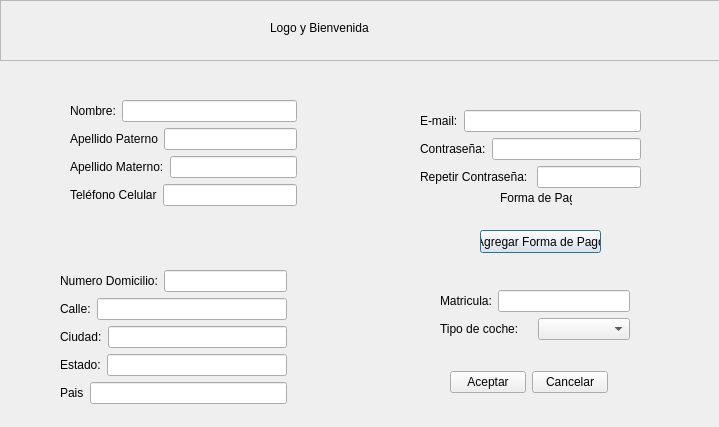
First picture: the form in ParkingLotSystem1.0/registar_clienteb.ui, repository Jheb1024/Park_lot_System, before the edit.
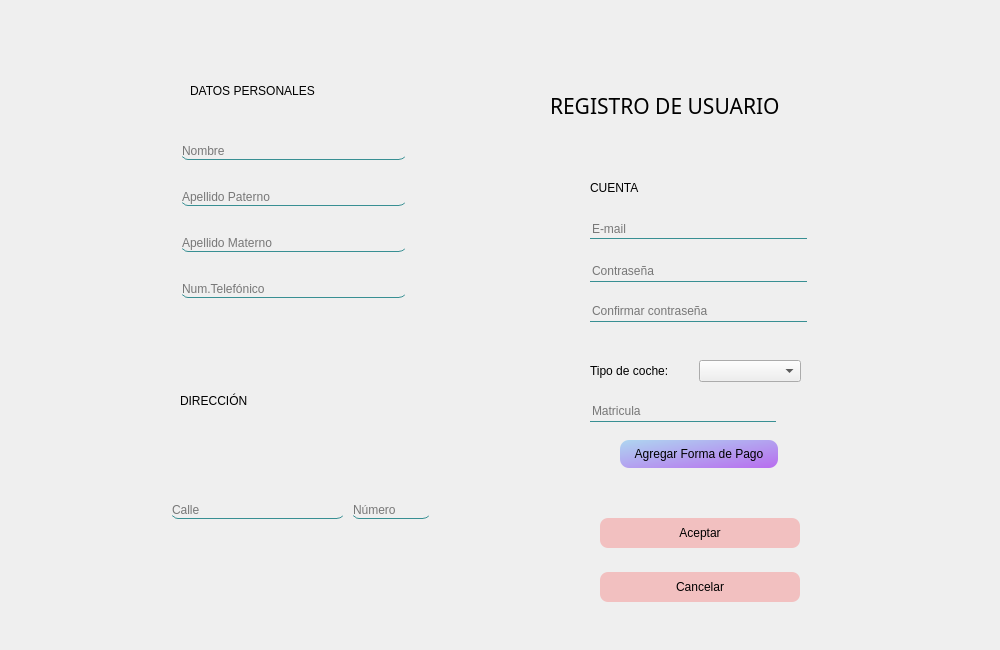
Second picture: the form after the edit. Icons and pictures are not drawn.

Commit message: Proyecto corregido version 1.2 plus base datos

```diff
--- a/ParkingLotSystem1.0/registar_clienteb.ui
+++ b/ParkingLotSystem1.0/registar_clienteb.ui
@@ -6,8 +6,8 @@
    <rect>
     <x>0</x>
     <y>0</y>
-    <width>719</width>
-    <height>427</height>
+    <width>1000</width>
+    <height>650</height>
    </rect>
   </property>
   <property name="minimumSize">
@@ -18,8 +18,8 @@
   </property>
   <property name="maximumSize">
    <size>
-    <width>800</width>
-    <height>500</height>
+    <width>1000</width>
+    <height>650</height>
    </size>
   </property>
   <property name="windowTitle">
@@ -29,325 +29,345 @@
    <iconset>
     <normaloff>icono.png</normaloff>icono.png</iconset>
   </property>
-  <widget class="QFrame" name="frame">
+  <property name="styleSheet">
+   <string notr="true">#Registar_ClienteB{
+	border-image: url(:/Img/F4.png);
+}</string>
+  </property>
+  <widget class="QWidget" name="widget" native="true">
    <property name="geometry">
     <rect>
-     <x>0</x>
-     <y>0</y>
-     <width>721</width>
-     <height>61</height>
+     <x>160</x>
+     <y>70</y>
+     <width>280</width>
+     <height>300</height>
     </rect>
    </property>
-   <property name="frameShape">
-    <enum>QFrame::StyledPanel</enum>
+   <property name="styleSheet">
+    <string notr="true">QWidget{
+background-image: url(:/Img/F1.jfif);
+border-radius: 8px;
+}
+
+QLineEdit{
+background-color:transparent;
+border:none;
+border-bottom: 1px solid;
+border-color: rgb(56, 143, 147);}</string>
    </property>
-   <property name="frameShadow">
-    <enum>QFrame::Raised</enum>
+   <widget class="QLabel" name="label_2">
+    <property name="geometry">
+     <rect>
+      <x>30</x>
+      <y>10</y>
+      <width>131</width>
+      <height>21</height>
+     </rect>
+    </property>
+    <property name="text">
+     <string>DATOS PERSONALES</string>
+    </property>
+   </widget>
+   <widget class="QWidget" name="layoutWidget">
+    <property name="geometry">
+     <rect>
+      <x>20</x>
+      <y>50</y>
+      <width>227</width>
+      <height>201</height>
+     </rect>
+    </property>
+    <layout class="QVBoxLayout" name="verticalLayout">
+     <item>
+      <widget class="QLineEdit" name="Nombre_lineEdit">
+       <property name="styleSheet">
+        <string notr="true"/>
+       </property>
+       <property name="placeholderText">
+        <string>Nombre</string>
+       </property>
+      </widget>
+     </item>
+     <item>
+      <widget class="QLineEdit" name="ApellidoP_lineEdit">
+       <property name="placeholderText">
+        <string>Apellido Paterno</string>
+       </property>
+      </widget>
+     </item>
+     <item>
+      <widget class="QLineEdit" name="ApellidoM_lineEdit">
+       <property name="placeholderText">
+        <string>Apellido Materno</string>
+       </property>
+      </widget>
+     </item>
+     <item>
+      <widget class="QLineEdit" name="Telefono_lineEdit">
+       <property name="placeholderText">
+        <string>Num.Telefónico</string>
+       </property>
+      </widget>
+     </item>
+    </layout>
+   </widget>
+  </widget>
+  <widget class="QWidget" name="widget_2" native="true">
+   <property name="geometry">
+    <rect>
+     <x>160</x>
+     <y>380</y>
+     <width>280</width>
+     <height>250</height>
+    </rect>
+   </property>
+   <property name="styleSheet">
+    <string notr="true">QWidget{
+background-image: url(:/Img/F1.jfif);
+border-radius: 8px;
+}
+
+QLineEdit{
+background-color:transparent;
+border:none;
+border-bottom: 1px solid;
+border-color: rgb(56, 143, 147);}</string>
+   </property>
+   <widget class="QWidget" name="horizontalLayoutWidget">
+    <property name="geometry">
+     <rect>
+      <x>10</x>
+      <y>110</y>
+      <width>261</width>
+      <height>41</height>
+     </rect>
+    </property>
+    <layout class="QHBoxLayout" name="horizontalLayout">
+     <item>
+      <widget class="QLineEdit" name="Calle_lineEdit">
+       <property name="text">
+        <string/>
+       </property>
+       <property name="placeholderText">
+        <string>Calle</string>
+       </property>
+      </widget>
+     </item>
+     <item>
+      <widget class="QLineEdit" name="NumeroDom_lineEdit">
+       <property name="maximumSize">
+        <size>
+         <width>80</width>
+         <height>16777215</height>
+        </size>
+       </property>
+       <property name="placeholderText">
+        <string>Número</string>
+       </property>
+      </widget>
+     </item>
+    </layout>
+   </widget>
+   <widget class="QLabel" name="label_3">
+    <property name="geometry">
+     <rect>
+      <x>20</x>
+      <y>10</y>
+      <width>101</width>
+      <height>21</height>
+     </rect>
+    </property>
+    <property name="text">
+     <string>DIRECCIÓN</string>
+    </property>
+   </widget>
+  </widget>
+  <widget class="QWidget" name="widget_3" native="true">
+   <property name="geometry">
+    <rect>
+     <x>560</x>
+     <y>170</y>
+     <width>280</width>
+     <height>320</height>
+    </rect>
+   </property>
+   <property name="styleSheet">
+    <string notr="true">#widget_3{
+	background-image: url(:/Img/F1.jfif);
+border-radius: 8px;
+}
+
+QLineEdit{
+background-color:transparent;
+border:none;
+border-bottom: 1px solid;
+border-color: rgb(56, 143, 147);}
+
+</string>
    </property>
    <widget class="QLabel" name="label">
     <property name="geometry">
      <rect>
-      <x>270</x>
-      <y>20</y>
-      <width>141</width>
+      <x>30</x>
+      <y>10</y>
+      <width>55</width>
       <height>16</height>
      </rect>
     </property>
     <property name="text">
-     <string>Logo y Bienvenida</string>
+     <string>CUENTA</string>
     </property>
    </widget>
+   <widget class="QLineEdit" name="Password_lineEdit">
+    <property name="geometry">
+     <rect>
+      <x>30</x>
+      <y>90</y>
+      <width>217</width>
+      <height>22</height>
+     </rect>
+    </property>
+    <property name="echoMode">
+     <enum>QLineEdit::Password</enum>
+    </property>
+    <property name="placeholderText">
+     <string>Contraseña</string>
+    </property>
+   </widget>
+   <widget class="QLineEdit" name="Repeat_password_lineEdit">
+    <property name="geometry">
+     <rect>
+      <x>30</x>
+      <y>130</y>
+      <width>217</width>
+      <height>22</height>
+     </rect>
+    </property>
+    <property name="echoMode">
+     <enum>QLineEdit::Password</enum>
+    </property>
+    <property name="placeholderText">
+     <string>Confirmar contraseña</string>
+    </property>
+   </widget>
+   <widget class="QLineEdit" name="Matricula_lineEdit">
+    <property name="geometry">
+     <rect>
+      <x>30</x>
+      <y>230</y>
+      <width>186</width>
+      <height>22</height>
+     </rect>
+    </property>
+    <property name="placeholderText">
+     <string>Matricula</string>
+    </property>
+   </widget>
+   <widget class="QWidget" name="layoutWidget">
+    <property name="geometry">
+     <rect>
+      <x>30</x>
+      <y>190</y>
+      <width>211</width>
+      <height>22</height>
+     </rect>
+    </property>
+    <layout class="QHBoxLayout" name="horizontalLayout_12">
+     <item>
+      <widget class="QLabel" name="label_10">
+       <property name="text">
+        <string>Tipo de coche:</string>
+       </property>
+      </widget>
+     </item>
+     <item>
+      <widget class="QComboBox" name="Coche_comboBox">
+       <property name="maximumSize">
+        <size>
+         <width>150</width>
+         <height>16777215</height>
+        </size>
+       </property>
+      </widget>
+     </item>
+    </layout>
+   </widget>
+   <widget class="QPushButton" name="pushButton">
+    <property name="geometry">
+     <rect>
+      <x>60</x>
+      <y>270</y>
+      <width>158</width>
+      <height>28</height>
+     </rect>
+    </property>
+    <property name="styleSheet">
+     <string notr="true">QPushButton{
+border-width: 0px;
+border-radius: 9px;
+background-color: qlineargradient(spread:pad, x1:0, y1:0, x2:1, y2:1, stop:0 rgb(174, 214, 240), stop:1 rgb(184, 108, 239));
+}
+
+QPushButton:hover{
+	background-color: rgb(154,158,218);
+    border-radius: 9px;
+	color: black;
+    selection-color: white;  
+    padding: 2px 4px;}
+
+</string>
+    </property>
+    <property name="text">
+     <string>Agregar Forma de Pago</string>
+    </property>
+   </widget>
+   <widget class="QLineEdit" name="mail_lineEdit">
+    <property name="geometry">
+     <rect>
+      <x>30</x>
+      <y>50</y>
+      <width>217</width>
+      <height>19</height>
+     </rect>
+    </property>
+    <property name="placeholderText">
+     <string>E-mail</string>
+    </property>
+   </widget>
   </widget>
-  <widget class="QLabel" name="label_14">
+  <widget class="QWidget" name="verticalLayoutWidget">
    <property name="geometry">
     <rect>
-     <x>500</x>
-     <y>190</y>
-     <width>72</width>
-     <height>16</height>
-    </rect>
-   </property>
-   <property name="text">
-    <string>Forma de Pago</string>
-   </property>
-  </widget>
-  <widget class="QPushButton" name="pushButton">
-   <property name="geometry">
-    <rect>
-     <x>480</x>
-     <y>230</y>
-     <width>121</width>
-     <height>23</height>
-    </rect>
-   </property>
-   <property name="text">
-    <string>Agregar Forma de Pago</string>
-   </property>
-  </widget>
-  <widget class="QWidget" name="layoutWidget">
-   <property name="geometry">
-    <rect>
-     <x>70</x>
-     <y>100</y>
-     <width>227</width>
-     <height>108</height>
-    </rect>
-   </property>
-   <layout class="QVBoxLayout" name="verticalLayout">
-    <item>
-     <layout class="QHBoxLayout" name="horizontalLayout">
-      <item>
-       <widget class="QLabel" name="label_2">
-        <property name="text">
-         <string>Nombre:</string>
-        </property>
-       </widget>
-      </item>
-      <item>
-       <widget class="QLineEdit" name="Nombre_lineEdit"/>
-      </item>
-     </layout>
-    </item>
-    <item>
-     <layout class="QHBoxLayout" name="horizontalLayout_2">
-      <item>
-       <widget class="QLabel" name="label_3">
-        <property name="text">
-         <string>Apellido Paterno</string>
-        </property>
-       </widget>
-      </item>
-      <item>
-       <widget class="QLineEdit" name="ApellidoP_lineEdit"/>
-      </item>
-     </layout>
-    </item>
-    <item>
-     <layout class="QHBoxLayout" name="horizontalLayout_3">
-      <item>
-       <widget class="QLabel" name="label_4">
-        <property name="text">
-         <string>Apellido Materno:</string>
-        </property>
-       </widget>
-      </item>
-      <item>
-       <widget class="QLineEdit" name="ApellidoM_lineEdit"/>
-      </item>
-     </layout>
-    </item>
-    <item>
-     <layout class="QHBoxLayout" name="horizontalLayout_10">
-      <item>
-       <widget class="QLabel" name="label_9">
-        <property name="text">
-         <string>Teléfono Celular</string>
-        </property>
-       </widget>
-      </item>
-      <item>
-       <widget class="QLineEdit" name="Telefono_lineEdit"/>
-      </item>
-     </layout>
-    </item>
-   </layout>
-  </widget>
-  <widget class="QWidget" name="layoutWidget">
-   <property name="geometry">
-    <rect>
-     <x>60</x>
-     <y>270</y>
-     <width>227</width>
-     <height>136</height>
+     <x>600</x>
+     <y>500</y>
+     <width>201</width>
+     <height>121</height>
     </rect>
    </property>
    <layout class="QVBoxLayout" name="verticalLayout_2">
     <item>
-     <layout class="QHBoxLayout" name="horizontalLayout_8">
-      <item>
-       <widget class="QLabel" name="label_8">
-        <property name="text">
-         <string>Numero Domicilio:</string>
-        </property>
-       </widget>
-      </item>
-      <item>
-       <widget class="QLineEdit" name="NumeroDom_lineEdit"/>
-      </item>
-     </layout>
-    </item>
-    <item>
-     <layout class="QHBoxLayout" name="horizontalLayout_7">
-      <item>
-       <widget class="QLabel" name="label_5">
-        <property name="text">
-         <string>Calle:</string>
-        </property>
-       </widget>
-      </item>
-      <item>
-       <widget class="QLineEdit" name="Calle_lineEdit"/>
-      </item>
-     </layout>
-    </item>
-    <item>
-     <layout class="QHBoxLayout" name="horizontalLayout_6">
-      <item>
-       <widget class="QLabel" name="label_6">
-        <property name="text">
-         <string>Ciudad:</string>
-        </property>
-       </widget>
-      </item>
-      <item>
-       <widget class="QLineEdit" name="Ciudad_lineEdit"/>
-      </item>
-     </layout>
-    </item>
-    <item>
-     <layout class="QHBoxLayout" name="horizontalLayout_5">
-      <item>
-       <widget class="QLabel" name="label_7">
-        <property name="text">
-         <string>Estado:</string>
-        </property>
-       </widget>
-      </item>
-      <item>
-       <widget class="QLineEdit" name="Estado_lineEdit"/>
-      </item>
-     </layout>
-    </item>
-    <item>
-     <layout class="QHBoxLayout" name="horizontalLayout_4">
-      <item>
-       <widget class="QLabel" name="label_13">
-        <property name="text">
-         <string>Pais</string>
-        </property>
-       </widget>
-      </item>
-      <item>
-       <widget class="QLineEdit" name="Pais_lineEdit"/>
-      </item>
-     </layout>
-    </item>
-   </layout>
-  </widget>
-  <widget class="QWidget" name="layoutWidget">
-   <property name="geometry">
-    <rect>
-     <x>420</x>
-     <y>110</y>
-     <width>221</width>
-     <height>80</height>
-    </rect>
-   </property>
-   <layout class="QVBoxLayout" name="verticalLayout_3">
-    <item>
-     <layout class="QHBoxLayout" name="horizontalLayout_9">
-      <item>
-       <widget class="QLabel" name="label_12">
-        <property name="text">
-         <string>E-mail:</string>
-        </property>
-       </widget>
-      </item>
-      <item>
-       <widget class="QLineEdit" name="mail_lineEdit"/>
-      </item>
-     </layout>
-    </item>
-    <item>
-     <layout class="QHBoxLayout" name="horizontalLayout_13">
-      <item>
-       <widget class="QLabel" name="label_16">
-        <property name="text">
-         <string>Contraseña:</string>
-        </property>
-       </widget>
-      </item>
-      <item>
-       <widget class="QLineEdit" name="Password_lineEdit">
-        <property name="echoMode">
-         <enum>QLineEdit::Password</enum>
-        </property>
-       </widget>
-      </item>
-     </layout>
-    </item>
-    <item>
-     <layout class="QHBoxLayout" name="horizontalLayout_14">
-      <item>
-       <widget class="QLabel" name="label_17">
-        <property name="text">
-         <string>Repetir Contraseña: </string>
-        </property>
-       </widget>
-      </item>
-      <item>
-       <widget class="QLineEdit" name="Repeat_password_lineEdit">
-        <property name="echoMode">
-         <enum>QLineEdit::Password</enum>
-        </property>
-       </widget>
-      </item>
-     </layout>
-    </item>
-   </layout>
-  </widget>
-  <widget class="QWidget" name="layoutWidget">
-   <property name="geometry">
-    <rect>
-     <x>440</x>
-     <y>290</y>
-     <width>190</width>
-     <height>52</height>
-    </rect>
-   </property>
-   <layout class="QVBoxLayout" name="verticalLayout_4">
-    <item>
-     <layout class="QHBoxLayout" name="horizontalLayout_11">
-      <item>
-       <widget class="QLabel" name="label_11">
-        <property name="text">
-         <string>Matricula:</string>
-        </property>
-       </widget>
-      </item>
-      <item>
-       <widget class="QLineEdit" name="Matricula_lineEdit"/>
-      </item>
-     </layout>
-    </item>
-    <item>
-     <layout class="QHBoxLayout" name="horizontalLayout_12">
-      <item>
-       <widget class="QLabel" name="label_10">
-        <property name="text">
-         <string>Tipo de coche:</string>
-        </property>
-       </widget>
-      </item>
-      <item>
-       <widget class="QComboBox" name="Coche_comboBox"/>
-      </item>
-     </layout>
-    </item>
-   </layout>
-  </widget>
-  <widget class="QWidget" name="">
-   <property name="geometry">
-    <rect>
-     <x>450</x>
-     <y>370</y>
-     <width>158</width>
-     <height>25</height>
-    </rect>
-   </property>
-   <layout class="QHBoxLayout" name="horizontalLayout_15">
-    <item>
      <widget class="QPushButton" name="Aceptar_pushButton">
+      <property name="maximumSize">
+       <size>
+        <width>200</width>
+        <height>30</height>
+       </size>
+      </property>
+      <property name="styleSheet">
+       <string notr="true">QPushButton{
+border-width: 0px;
+border-radius: 8px;
+background: rgb(254, 0, 0, 50);}
+
+QPushButton:hover{
+	background-color: rgb(154,158,218);
+    border-radius: 9px;
+	color: black;
+    selection-color: white;  
+    padding: 2px 4px;
+}
+</string>
+      </property>
       <property name="text">
        <string>Aceptar</string>
       </property>
@@ -355,6 +375,28 @@
     </item>
     <item>
      <widget class="QPushButton" name="Cancelar_pushButton">
+      <property name="maximumSize">
+       <size>
+        <width>200</width>
+        <height>30</height>
+       </size>
+      </property>
+      <property name="styleSheet">
+       <string notr="true">QPushButton{
+border-width: 0px;
+border-radius: 8px;
+background: rgb(254, 0, 0, 50);}
+
+QPushButton:hover{
+	background-color: rgb(154,158,218);
+    border-radius: 9px;
+	color: black;
+    selection-color: white;  
+    padding: 2px 4px;
+
+}
+</string>
+      </property>
       <property name="text">
        <string>Cancelar</string>
       </property>
@@ -362,6 +404,41 @@
     </item>
    </layout>
   </widget>
+  <widget class="QLabel" name="label_4">
+   <property name="geometry">
+    <rect>
+     <x>550</x>
+     <y>80</y>
+     <width>311</width>
+     <height>51</height>
+    </rect>
+   </property>
+   <property name="font">
+    <font>
+     <family>Microsoft YaHei</family>
+     <pointsize>16</pointsize>
+    </font>
+   </property>
+   <property name="text">
+    <string>REGISTRO DE USUARIO</string>
+   </property>
+  </widget>
+  <widget class="QLabel" name="label_5">
+   <property name="geometry">
+    <rect>
+     <x>540</x>
+     <y>10</y>
+     <width>311</width>
+     <height>81</height>
+    </rect>
+   </property>
+   <property name="styleSheet">
+    <string notr="true">image: url(:/Img/logo.png);</string>
+   </property>
+   <property name="text">
+    <string/>
+   </property>
+  </widget>
  </widget>
  <resources/>
  <connections/>
```
The commit also changes 37 other files.
